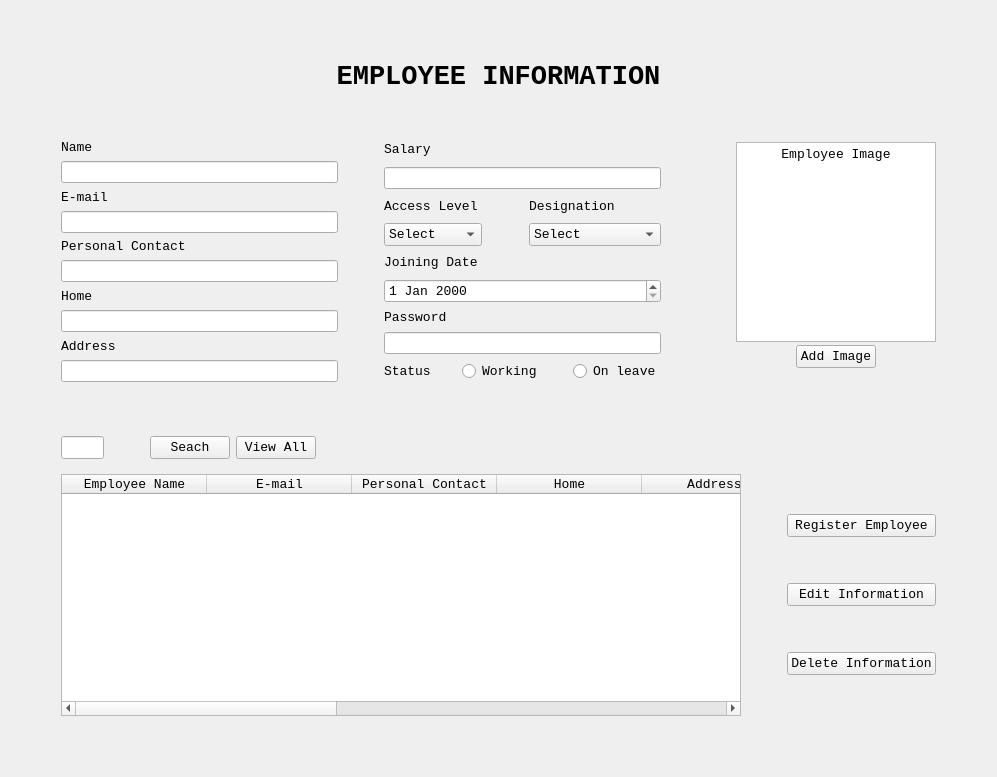
This is EmployeeUI.ui in ASNaeem/Simple-VCMS as Qt 5 draws it before an edit. The edited form follows.
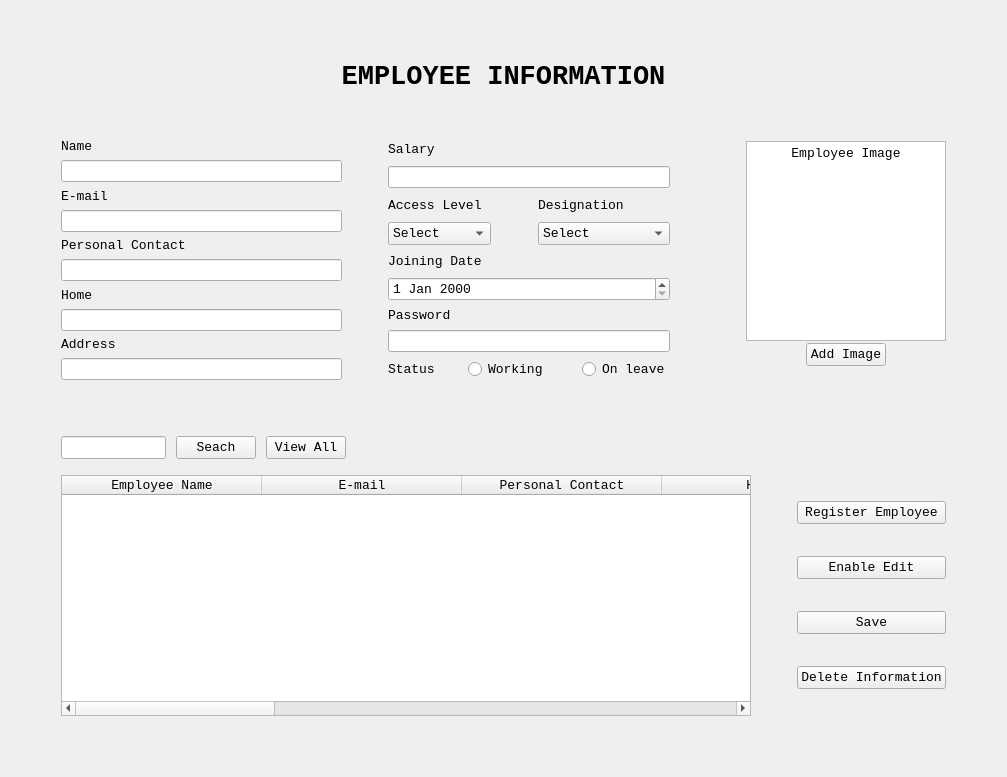
This is the edited form.

The edit to the form file:
```diff
--- a/EmployeeUI.ui
+++ b/EmployeeUI.ui
@@ -6,7 +6,7 @@
    <rect>
     <x>0</x>
     <y>0</y>
-    <width>997</width>
+    <width>1007</width>
     <height>777</height>
    </rect>
   </property>
@@ -746,10 +746,19 @@
       </spacer>
      </item>
      <item>
-      <layout class="QHBoxLayout" name="horizontalLayout_35" stretch="20,0,0,0,0">
+      <layout class="QHBoxLayout" name="horizontalLayout_35" stretch="20,0,0">
+       <property name="spacing">
+        <number>10</number>
+       </property>
+       <property name="topMargin">
+        <number>10</number>
+       </property>
        <property name="rightMargin">
         <number>600</number>
        </property>
+       <property name="bottomMargin">
+        <number>10</number>
+       </property>
        <item>
         <widget class="QLineEdit" name="line_search_6">
          <property name="sizePolicy">
@@ -766,22 +775,6 @@
          </property>
         </widget>
        </item>
-       <item>
-        <spacer name="horizontalSpacer_51">
-         <property name="orientation">
-          <enum>Qt::Horizontal</enum>
-         </property>
-         <property name="sizeType">
-          <enum>QSizePolicy::Minimum</enum>
-         </property>
-         <property name="sizeHint" stdset="0">
-          <size>
-           <width>40</width>
-           <height>20</height>
-          </size>
-         </property>
-        </spacer>
-       </item>
        <item>
         <widget class="QPushButton" name="button_search_6">
          <property name="font">
@@ -808,22 +801,6 @@
          </property>
         </widget>
        </item>
-       <item>
-        <spacer name="verticalSpacer">
-         <property name="orientation">
-          <enum>Qt::Vertical</enum>
-         </property>
-         <property name="sizeType">
-          <enum>QSizePolicy::Minimum</enum>
-         </property>
-         <property name="sizeHint" stdset="0">
-          <size>
-           <width>20</width>
-           <height>40</height>
-          </size>
-         </property>
-        </spacer>
-       </item>
       </layout>
      </item>
      <item>
@@ -839,7 +816,7 @@
             </font>
            </property>
            <attribute name="horizontalHeaderDefaultSectionSize">
-            <number>145</number>
+            <number>200</number>
            </attribute>
            <column>
             <property name="text">
@@ -923,6 +900,28 @@
            </property>
           </widget>
          </item>
+         <item>
+          <widget class="QPushButton" name="pushButton_3">
+           <property name="sizePolicy">
+            <sizepolicy hsizetype="Expanding" vsizetype="Fixed">
+             <horstretch>0</horstretch>
+             <verstretch>0</verstretch>
+            </sizepolicy>
+           </property>
+           <property name="font">
+            <font>
+             <family>Courier New</family>
+             <pointsize>10</pointsize>
+            </font>
+           </property>
+           <property name="cursor">
+            <cursorShape>PointingHandCursor</cursorShape>
+           </property>
+           <property name="text">
+            <string>Enable Edit</string>
+           </property>
+          </widget>
+         </item>
          <item>
           <widget class="QPushButton" name="button_edit_information_6">
            <property name="font">
@@ -932,7 +931,7 @@
             </font>
            </property>
            <property name="text">
-            <string>Edit Information</string>
+            <string>Save</string>
            </property>
           </widget>
          </item>
```
Left out of the diff: 18 changed lines with no effect on the pictures.
